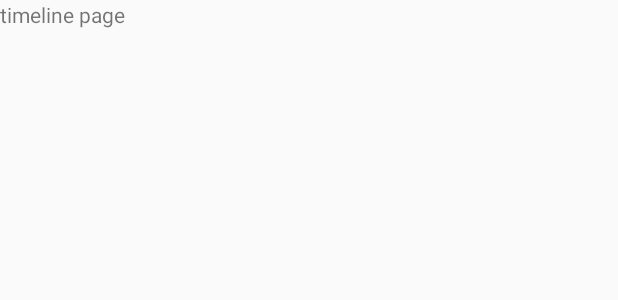
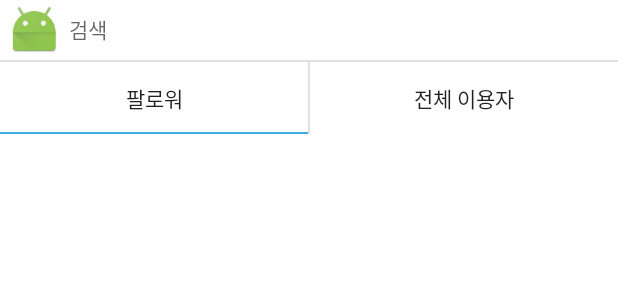
Before and after one commit to sunghyunpark/Latte, an Android app: the layout fragment_timeline.xml on its own in the app's theme, with its tools: preview values and no code run, on a phone screen of 412 x 824 dp. Shown: the top 300 px of the screen. Run offline under Robolectric (Android 15) with nearby library versions, the phone set to English and light mode, and no system bars.

Commit message:
Fragment_Timeline 부분 적용중

```diff
--- a/app/src/main/res/drawable/upload_activity_divider.xml
+++ b/app/src/main/res/drawable/upload_activity_divider.xml
@@ -1,7 +1,7 @@
 <?xml version="1.0" encoding="utf-8"?>
 <shape xmlns:android="http://schemas.android.com/apk/res/android"
     android:shape="rectangle" android:padding="10dp" >
-    <solid android:color="#3babe1"/>
+    <solid android:color="@color/PrimaryColor"/>
     <corners android:bottomRightRadius="100dp"
         android:bottomLeftRadius="100dp"
         android:topLeftRadius="100dp"
--- a/app/src/main/res/layout/fragment_timeline.xml
+++ b/app/src/main/res/layout/fragment_timeline.xml
@@ -1,13 +1,106 @@
-<FrameLayout xmlns:android="http://schemas.android.com/apk/res/android"
-    xmlns:tools="http://schemas.android.com/tools"
+<RelativeLayout xmlns:android="http://schemas.android.com/apk/res/android"
     android:layout_width="match_parent"
     android:layout_height="match_parent"
-    tools:context="page1.Fragment_Ranking">
+    android:background="#ffffff">
 
-    <!-- TODO: Update blank fragment layout -->
-    <TextView
+    <RelativeLayout
+        android:id="@+id/search_layout"
         android:layout_width="match_parent"
-        android:layout_height="match_parent"
-        android:text="timeline page" />
+        android:layout_height="40dp">
 
-</FrameLayout>
+        <ImageView
+            android:id="@+id/search_img"
+            android:layout_width="35dp"
+            android:layout_height="35dp"
+            android:layout_alignParentLeft="true"
+            android:layout_marginLeft="5dp"
+            android:layout_centerVertical="true"
+            android:src="@mipmap/ic_launcher"/>
+
+        <EditText
+            android:id="@+id/search_edit_box"
+            android:layout_width="match_parent"
+            android:layout_height="35dp"
+            android:layout_toRightOf="@+id/search_img"
+            android:layout_centerVertical="true"
+            android:background="@null"
+            android:maxLines="1"
+            android:hint="검색"
+            android:textSize="14dp"
+            android:paddingLeft="5dp"/>
+    </RelativeLayout>
+
+    <!--구분선-->
+    <LinearLayout
+        android:id="@+id/divider_lay"
+        android:layout_width="fill_parent"
+        android:layout_height="1dp"
+        android:orientation="horizontal"
+        android:layout_below="@+id/search_layout"
+        android:background="#ffe0e0e0"></LinearLayout>
+    <LinearLayout
+        android:id="@+id/menu_layout"
+        android:layout_width="match_parent"
+        android:layout_height="48dp"
+        android:background="#ffe0e0e0"
+        android:layout_below="@+id/divider_lay"
+        android:orientation="horizontal">
+
+        <RelativeLayout
+            android:layout_width="match_parent"
+            android:layout_height="match_parent"
+            android:layout_weight="1"
+            android:layout_marginRight="0.5dp"
+            android:background="#ffffff">
+            <Button
+                android:id="@+id/follow_btn"
+                android:layout_width="match_parent"
+                android:layout_height="45dp"
+                android:layout_centerHorizontal="true"
+                android:layout_centerVertical="true"
+                android:background="@null"
+                android:text="팔로워"/>
+            <LinearLayout
+                android:id="@+id/follow_underbar"
+                android:layout_width="fill_parent"
+                android:layout_height="3dp"
+                android:orientation="horizontal"
+                android:layout_below="@+id/follow_btn"
+
+                android:background="@color/PrimaryColor"></LinearLayout>
+        </RelativeLayout>
+
+        <RelativeLayout
+            android:layout_width="match_parent"
+            android:layout_height="match_parent"
+            android:layout_marginLeft="0.5dp"
+            android:layout_weight="1"
+            android:background="#ffffff">
+            <Button
+                android:id="@+id/all_btn"
+                android:layout_width="match_parent"
+                android:layout_height="45dp"
+                android:layout_centerHorizontal="true"
+                android:layout_centerVertical="true"
+                android:background="@null"
+                android:text="전체 이용자"/>
+            <LinearLayout
+                android:id="@+id/all_underbar"
+                android:layout_width="fill_parent"
+                android:layout_height="3dp"
+                android:orientation="horizontal"
+                android:layout_below="@+id/all_btn"
+
+                android:background="@null"></LinearLayout>
+        </RelativeLayout>
+
+    </LinearLayout>
+
+    <android.support.v4.view.ViewPager
+        android:id="@+id/pager"
+        android:layout_width="match_parent"
+        android:layout_height="wrap_content"
+        android:layout_below="@+id/menu_layout"
+        android:requiresFadingEdge="horizontal" />
+
+</RelativeLayout>
--- a/app/src/main/res/values/colors.xml
+++ b/app/src/main/res/values/colors.xml
@@ -4,4 +4,6 @@
     <color name="colorPrimaryDark">#303F9F</color>
     <color name="colorAccent">#FF4081</color>
     <color name="white">#ffffff</color>
+
+    <color name="PrimaryColor">#3babe1</color>
 </resources>
--- a/app/src/main/res/values/strings.xml
+++ b/app/src/main/res/values/strings.xml
@@ -2,7 +2,7 @@
     <string name="app_name">PoPo</string>
 
     <!-- TODO: Remove or change this placeholder text -->
-    <string name="intro1_title">Egg Slide</string>
+    <string name="intro1_title">PoPo</string>
     <string name="intro1_text">너희들의 최고의 순간을 멋진 사진으로 공유해봐</string>
     <string name="intro2_title">최고의 순간을 공유</string>
     <string name="intro2_text">너희들의 최고의 순간을 멋진 사진으로 공유해봐</string>
```
Also changed, not shown: app/src/main/java/page2/Fragment_Timeline.java (+134 -0 lines).
